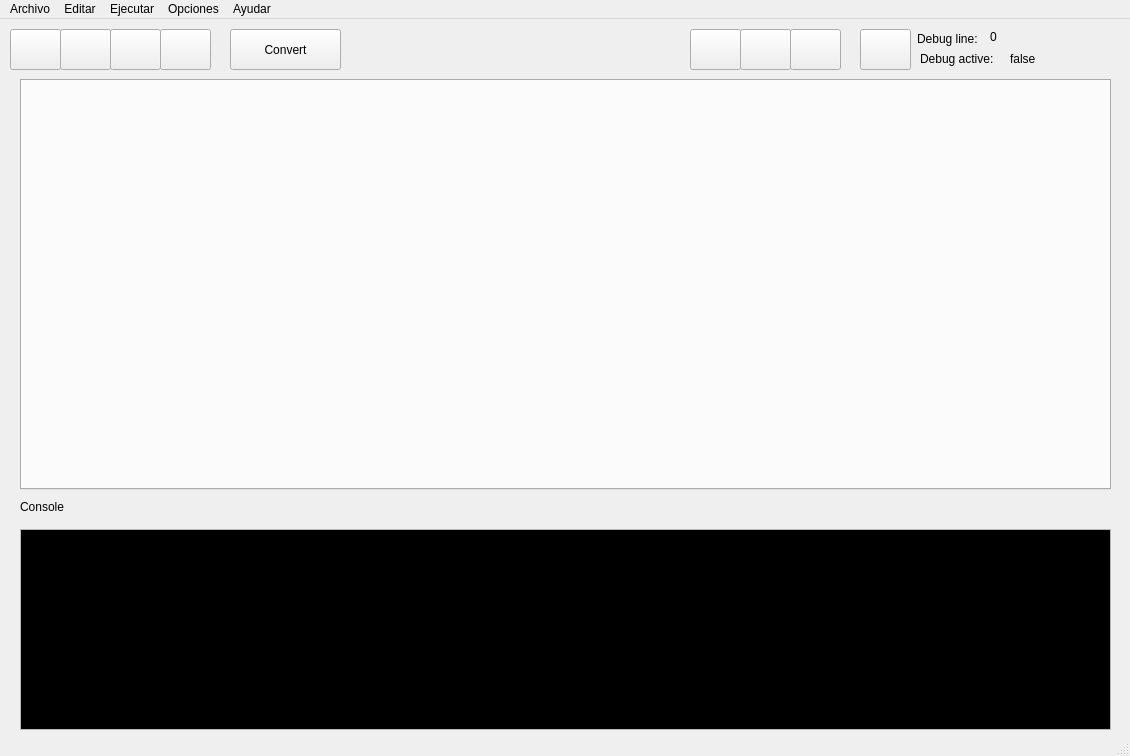
The window that ui/main.ui (herberthobregon/compi2py) describes before a commit, drawn with Qt 5.
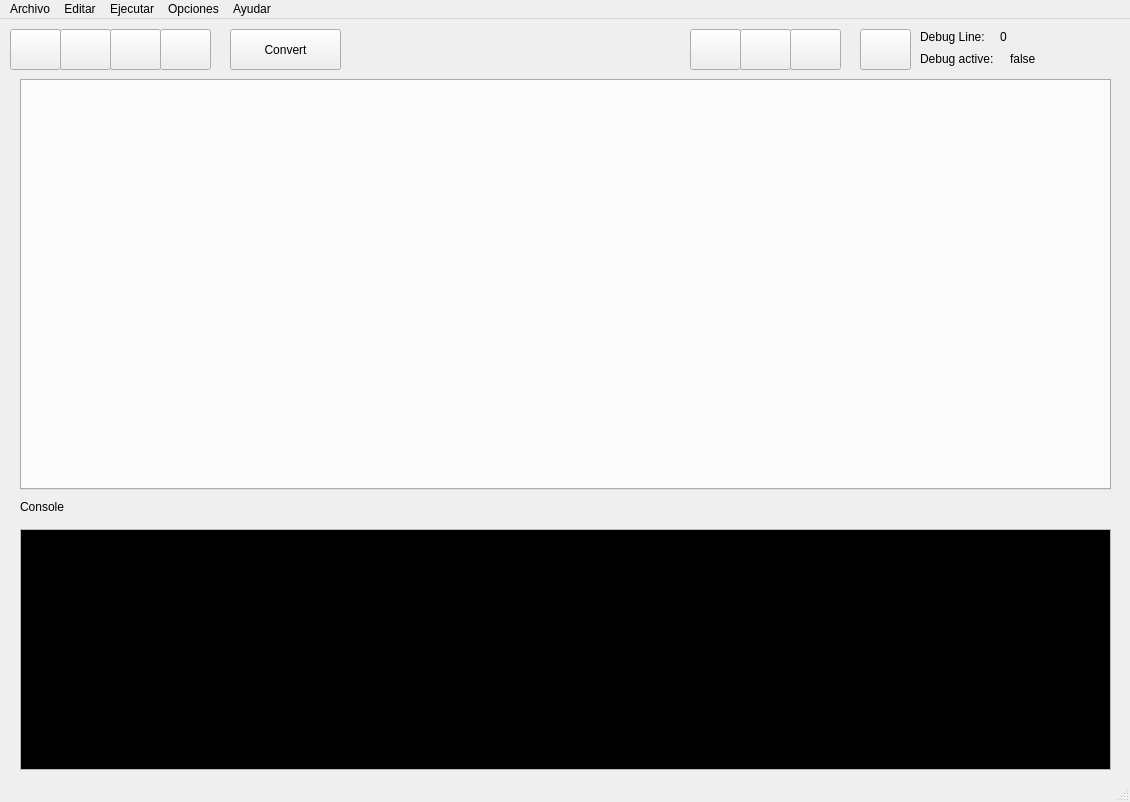
The same window after the commit. Icons and pictures are not drawn.

Patch:
```diff
--- a/ui/main.ui
+++ b/ui/main.ui
@@ -7,7 +7,7 @@
     <x>0</x>
     <y>0</y>
     <width>1130</width>
-    <height>756</height>
+    <height>802</height>
    </rect>
   </property>
   <property name="windowTitle">
@@ -157,7 +157,7 @@
       <x>20</x>
       <y>510</y>
       <width>1091</width>
-      <height>201</height>
+      <height>241</height>
      </rect>
     </property>
     <property name="palette">
@@ -340,23 +340,10 @@
      </size>
     </property>
    </widget>
-   <widget class="QLabel" name="lbConsole_2">
-    <property name="geometry">
-     <rect>
-      <x>917</x>
-      <y>10</y>
-      <width>71</width>
-      <height>20</height>
-     </rect>
-    </property>
-    <property name="text">
-     <string>Debug line:</string>
-    </property>
-   </widget>
    <widget class="QLabel" name="debugline">
     <property name="geometry">
      <rect>
-      <x>990</x>
+      <x>1000</x>
       <y>10</y>
       <width>58</width>
       <height>16</height>
@@ -415,6 +402,19 @@
      </size>
     </property>
    </widget>
+   <widget class="QLabel" name="debugline_2">
+    <property name="geometry">
+     <rect>
+      <x>920</x>
+      <y>10</y>
+      <width>71</width>
+      <height>16</height>
+     </rect>
+    </property>
+    <property name="text">
+     <string>Debug Line:</string>
+    </property>
+   </widget>
   </widget>
   <widget class="QMenuBar" name="menubar">
    <property name="geometry">
```
Left out of the diff: 119 changed lines with no effect on the pictures.
